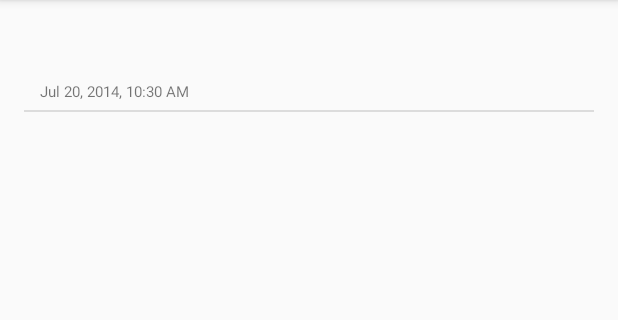
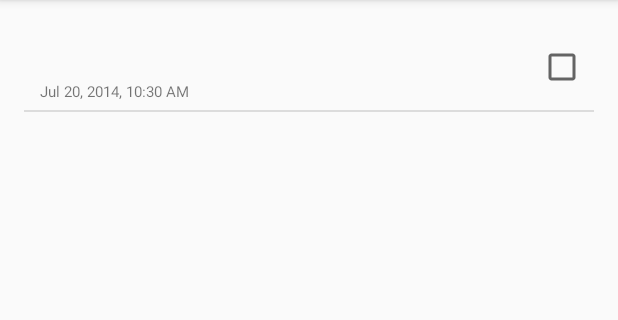
Before and after one commit to TomHarte/AndroidTODOList, an Android app: the screen it shows after launch (MainActivity), after a tap on "ADD", on a phone screen of 412 x 824 dp, the part 84-404 px from its top. Run offline under Robolectric (Android 15) with nearby library versions, the phone set to English and light mode, and no system bars.

Commit message:
Added: todo items are now either done or not. That state is represented by a check box in both the list and in the edit screen, and stored in SQL as an integer. Changes to any of the boxes update the store.

```diff
--- a/app/src/main/java/com/thomasharte/adaptor/TodoItemListAdaptor.java
+++ b/app/src/main/java/com/thomasharte/adaptor/TodoItemListAdaptor.java
@@ -1,15 +1,21 @@
 package com.thomasharte.adaptor;
 
 import android.content.Context;
+import android.content.Intent;
 import android.view.LayoutInflater;
 import android.view.View;
 import android.view.ViewGroup;
+import android.widget.AdapterView;
 import android.widget.BaseAdapter;
+import android.widget.CheckBox;
+import android.widget.CompoundButton;
+import android.widget.ListView;
 import android.widget.TextView;
 
 import com.thomasharte.model.TodoItem;
 import com.thomasharte.model.TodoList;
 import com.thomasharte.todo.R;
+import com.thomasharte.view.EditItemActivity;
 
 import java.text.DateFormat;
 import java.text.SimpleDateFormat;
@@ -32,22 +38,43 @@ public class TodoItemListAdaptor extends BaseAdapter {
     // Translates a particular `BoxOfficeMovie` given a position
     // into a relevant row within an AdapterView
     @Override
-    public View getView(int position, View convertView, ViewGroup parent) {
+    public View getView(final int position, View convertView, ViewGroup parent) {
 		// Get the data item for this position
-        TodoItem item = todoList.getItem(position);
+		final TodoItem item = todoList.getItem(position);
+
 		// Check if an existing view is being reused, otherwise inflate the view
 		if (convertView == null) {
 			LayoutInflater inflater = LayoutInflater.from(context);
 			convertView = inflater.inflate(R.layout.item_todo_item, parent, false);
 		}
+
 		// Lookup views within item layout
         TextView descriptionView = (TextView) convertView.findViewById(R.id.description);
         TextView dateView = (TextView) convertView.findViewById(R.id.date);
+		CheckBox checkBox = (CheckBox)convertView.findViewById(R.id.checkBox);
+
+		// add a listener to the checkbox, binding in the latest TodoItem
+		CompoundButton.OnCheckedChangeListener checkChangedListener =
+				new CompoundButton.OnCheckedChangeListener () {
+					private TodoItem todoItem;
+
+					@Override
+					public void onCheckedChanged(CompoundButton buttonView,boolean isChecked) {
+						// check that this is an actual change and not a spurious one resulting from
+						// us not having setChecked yet...
+						if(isChecked != item.getIsDone()) {
+							TodoItem modifiedItem = new TodoItem(item.getDescription(), item.getDate(), isChecked);
+							todoList.setItem(position, modifiedItem);
+						}
+					}
+				};
+		checkBox.setOnCheckedChangeListener(checkChangedListener);
 
 		// Populate the data into the template view using the data object
 		descriptionView.setText(item.getDescription());
 		Date date = item.getDate();
 		dateView.setText(DateFormat.getDateInstance().format(date) + ", " + DateFormat.getTimeInstance(DateFormat.SHORT).format(date));
+		checkBox.setChecked(item.getIsDone());
 
 		// Return the completed view to render on screen
 		return convertView;
--- a/app/src/main/java/com/thomasharte/model/TodoItem.java
+++ b/app/src/main/java/com/thomasharte/model/TodoItem.java
@@ -13,24 +13,23 @@ public class TodoItem implements Serializable {
     private String description;
     private long rowID;
 
+	private Boolean isDone;
+
     // the full constructor stores the row ID; so this creates
     // the sort of items we expect to hang around
-    public TodoItem(long rowID, String description, Date date) {
+    public TodoItem(long rowID, String description, Date date, Boolean isDone) {
         super();
 
         this.description = description;
         this.date = date;
         this.rowID = rowID;
+		this.isDone = isDone;
     }
 
     // a short-form constructor sets a default row ID of -1;
     // so it is for the creation of transient items
-    public TodoItem(String description, Date date) {
-        super();
-
-        this.description = description;
-        this.date = date;
-        this.rowID = -1;
+    public TodoItem(String description, Date date, Boolean isDone) {
+        this(-1, description, date, isDone);
     }
 
     // rote getters; no setters are provided: this class is immutable
@@ -43,4 +42,7 @@ public class TodoItem implements Serializable {
     public long getRowID()  {
         return rowID;
     }
+	public Boolean getIsDone() {
+		return isDone;
+	}
 }
--- a/app/src/main/java/com/thomasharte/model/TodoList.java
+++ b/app/src/main/java/com/thomasharte/model/TodoList.java
@@ -29,9 +29,10 @@ public class TodoList extends SQLiteOpenHelper {
 	private static final String TABLE_NAME = "todoItems";
 	private static final String DESCRIPTION_COLUMN = "description";
 	private static final String DATE_COLUMN = "date";
+	private static final String DONE_COLUMN = "done";
 	private static final String ID_COLUMN = "ROWID";    // this is the one SQLite provides for us
 
-    private static final int databaseVersion = 4;
+	private static final int databaseVersion = 5;
 
 	// I've designed this as a singleton, should the store
 	// be needed by several activities, hence this stab at getInstance...
@@ -53,11 +54,12 @@ public class TodoList extends SQLiteOpenHelper {
 	public void onCreate(SQLiteDatabase database) {
 		database.execSQL(
 					"create table " + TABLE_NAME  + " (" +
-                   ID_COLUMN + " integer primary key autoincrement, " + // we'll assume elsewhere that ROWID is autoincrement, e.g.
+					ID_COLUMN + " integer primary key autoincrement, " + 	// we'll assume elsewhere that ROWID is autoincrement, e.g.
 																			// by assuming that sorting by ROWID will return insert order,
 																			// so let's stipulate that it is
 					DESCRIPTION_COLUMN  + " text, " +
-                   DATE_COLUMN + " integer" +
+					DATE_COLUMN + " integer, " +
+					DONE_COLUMN + " integer " +
 					");");
 	}
 
@@ -77,12 +79,12 @@ public class TodoList extends SQLiteOpenHelper {
 
 		// simple enough: order by the [autoincrementing] ID column,
 		// populate our TODO items with the ID, description and date
-        String[] columns = {ID_COLUMN, DESCRIPTION_COLUMN, DATE_COLUMN};
+		String[] columns = {ID_COLUMN, DESCRIPTION_COLUMN, DATE_COLUMN, DONE_COLUMN};
 		Cursor cursor = getReadableDatabase().query(TABLE_NAME, columns, null, null, null, null, ID_COLUMN, null);
 
 		cursor.moveToFirst();
 		while(!cursor.isAfterLast()) {
-            items.add(new TodoItem(cursor.getInt(0), cursor.getString(1), new Date(cursor.getLong(2))));
+			items.add(new TodoItem(cursor.getInt(0), cursor.getString(1), new Date(cursor.getLong(2)), cursor.getInt(3) > 0 ? true : false));
 			cursor.moveToNext();
 		}
 	}
@@ -93,6 +95,7 @@ public class TodoList extends SQLiteOpenHelper {
 		ContentValues values = new ContentValues();
 		values.put(DESCRIPTION_COLUMN, item.getDescription());
 		values.put(DATE_COLUMN, item.getDate().getTime());
+		values.put(DONE_COLUMN, item.getIsDone() ? 1 : 0);
 		return values;
 	}
 
@@ -115,7 +118,7 @@ public class TodoList extends SQLiteOpenHelper {
 		// add the thing, then create the recorded TodoItem according to
 		// the row ID we obtain with the insert
 		long rowID = getWritableDatabase().insert(TABLE_NAME, null, contentValuesForItem(item));
-        items.add(new TodoItem(rowID, item.getDescription(), item.getDate()));
+		items.add(new TodoItem(rowID, item.getDescription(), item.getDate(), item.getIsDone()));
 	}
 
 	public void removeItem(int index) {
@@ -133,7 +136,7 @@ public class TodoList extends SQLiteOpenHelper {
 		// item into the array (as the row ID will be assumed to be correct
 		// in the future)
 		TodoItem existingItem = items.get(index);
-        TodoItem modifiedItem = new TodoItem(existingItem.getRowID(), item.getDescription(), item.getDate());
+		TodoItem modifiedItem = new TodoItem(existingItem.getRowID(), item.getDescription(), item.getDate(), item.getIsDone());
 
 		getWritableDatabase().update(TABLE_NAME, contentValuesForItem(modifiedItem), whereClauseForItem(modifiedItem), null);
 		items.set(index, modifiedItem);
--- a/app/src/main/java/com/thomasharte/view/MainActivity.java
+++ b/app/src/main/java/com/thomasharte/view/MainActivity.java
@@ -88,7 +88,7 @@ public class MainActivity extends ActionBarActivity {
         // pretty much directly from the tutorial, but for my factoring out
         // of the model
         EditText etNewItem = (EditText)findViewById(R.id.etNewItem);
-        todoList.addItem(new TodoItem(etNewItem.getText().toString(), new Date()));
+        todoList.addItem(new TodoItem(etNewItem.getText().toString(), new Date(), false));
         itemsAdaptor.notifyDataSetChanged();
         etNewItem.setText("");
 
--- a/app/src/main/res/layout/item_todo_item.xml
+++ b/app/src/main/res/layout/item_todo_item.xml
@@ -1,7 +1,8 @@
 <RelativeLayout xmlns:android="http://schemas.android.com/apk/res/android"
     android:layout_width="match_parent"
     android:layout_height="match_parent"
-    android:padding="5dp" >
+    android:padding="5dp"
+	android:descendantFocusability="blocksDescendants">
 
     <TextView
         android:id="@+id/description"
@@ -9,7 +10,6 @@
         android:layout_height="wrap_content"
         android:layout_alignParentTop="true"
         android:layout_marginLeft="5dp"
-        android:layout_toRightOf="@+id/ivPosterImage"
         android:text="Go to Cleaners"
         android:textSize="24sp" />
 
@@ -22,4 +22,13 @@
         android:text="Sunday 19th"
         android:textSize="10sp" />
 
+	<CheckBox
+		android:layout_width="wrap_content"
+		android:layout_height="wrap_content"
+		android:id="@+id/checkBox"
+		android:layout_alignParentTop="true"
+		android:layout_alignParentRight="true"
+		android:layout_alignParentEnd="true"
+		android:layout_alignBottom="@+id/date"/>
+
 </RelativeLayout>
```
Also changed, not shown: app/src/main/java/com/thomasharte/view/EditItemActivity.java (+12 -2 lines), app/src/main/res/layout/activity_edit_item.xml (+18 -8 lines). Lines whose indentation alone changed are shown as unchanged.
